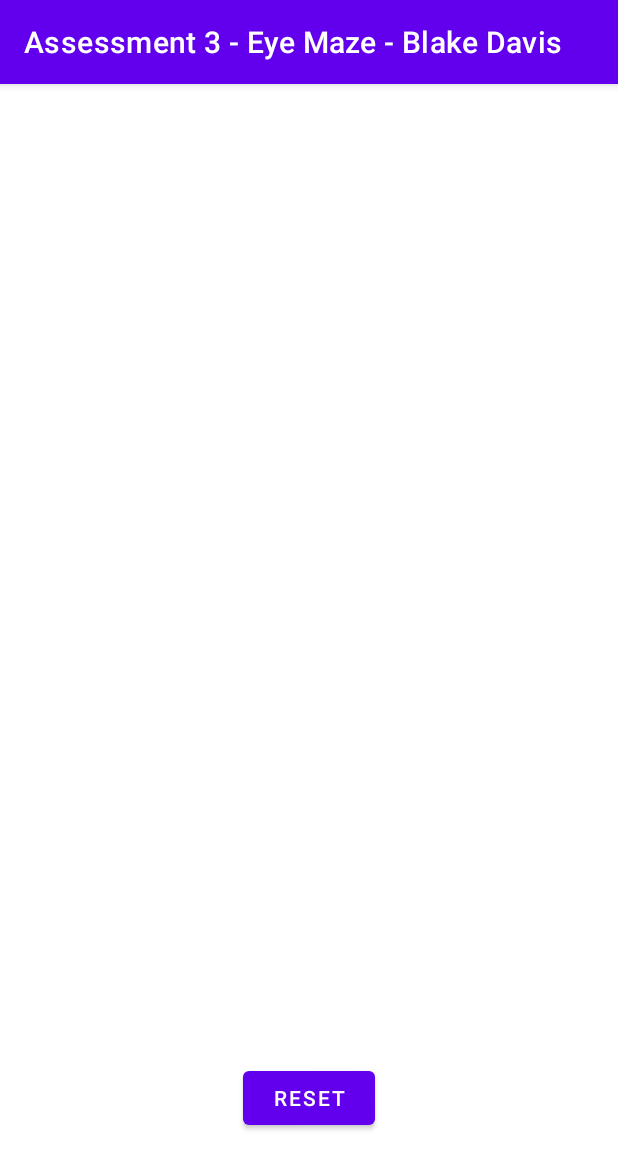
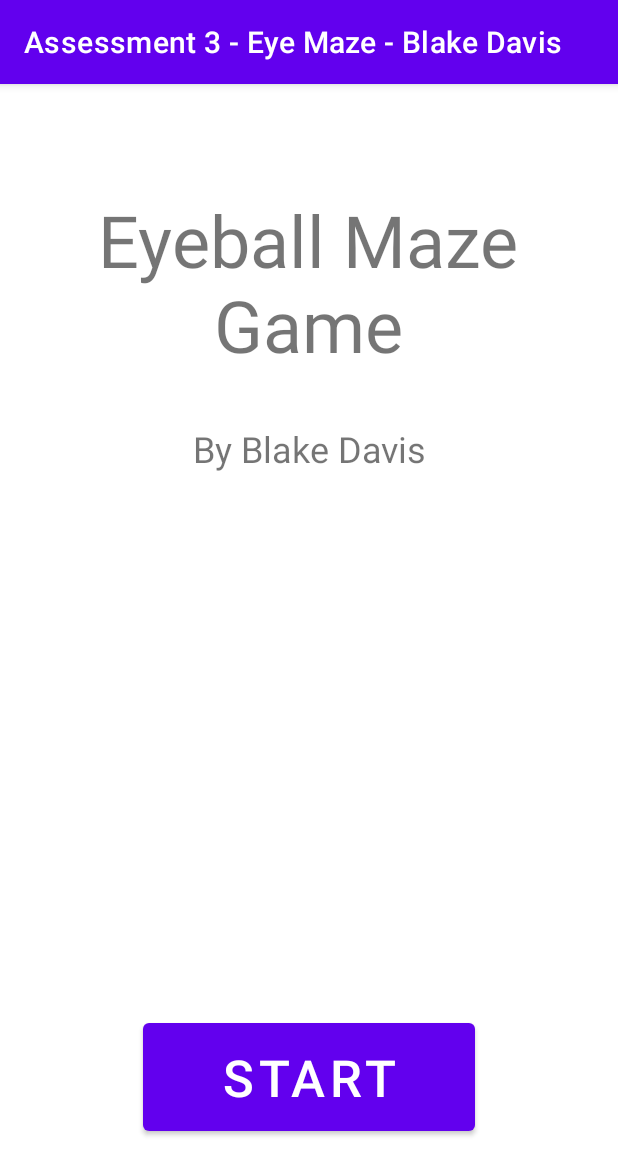
Before and after one commit to Fallen-Pie/Assessment_3_EyeMaze, an Android app: the screen it shows after launch (HomeActivity), on a phone screen of 412 x 824 dp. Shown: the top 1175 px of the screen. Run offline under Robolectric (Android 15) with nearby library versions, the phone set to English and light mode, and no system bars.

Commit message:
Final Changes

```diff
--- a/app/src/main/res/layout/activity_game.xml
+++ b/app/src/main/res/layout/activity_game.xml
@@ -37,6 +37,7 @@
         android:id="@+id/levelText"
         android:layout_width="100dp"
         android:layout_height="25dp"
+        android:textAlignment="center"
         android:textSize="16sp"
         app:layout_constraintBottom_toBottomOf="parent"
         app:layout_constraintEnd_toEndOf="parent"
@@ -49,6 +50,7 @@
         android:id="@+id/goalText"
         android:layout_width="100dp"
         android:layout_height="25dp"
+        android:textAlignment="center"
         android:textSize="16sp"
         app:layout_constraintBottom_toBottomOf="parent"
         app:layout_constraintEnd_toEndOf="parent"
@@ -76,6 +78,7 @@
         android:id="@+id/moveText"
         android:layout_width="100dp"
         android:layout_height="25dp"
+        android:textAlignment="center"
         android:textSize="16sp"
         app:layout_constraintBottom_toBottomOf="parent"
         app:layout_constraintEnd_toEndOf="parent"
--- a/app/src/main/res/layout/activity_home.xml
+++ b/app/src/main/res/layout/activity_home.xml
@@ -9,13 +9,42 @@
 
     <Button
         android:id="@+id/button"
-        android:layout_width="wrap_content"
-        android:layout_height="wrap_content"
+        android:layout_width="221dp"
+        android:layout_height="84dp"
         android:onClick="launchSecondActivity"
-        android:text="@string/reset_button"
+        android:text="@string/start_button"
+        android:textSize="34sp"
         app:layout_constraintBottom_toBottomOf="parent"
         app:layout_constraintEnd_toEndOf="parent"
         app:layout_constraintStart_toStartOf="parent"
         app:layout_constraintTop_toTopOf="parent"
         app:layout_constraintVertical_bias="0.906" />
+
+    <TextView
+        android:id="@+id/textView"
+        android:layout_width="302dp"
+        android:layout_height="138dp"
+        android:text="@string/title"
+        android:textAlignment="center"
+        android:textSize="48sp"
+        app:layout_constraintBottom_toBottomOf="parent"
+        app:layout_constraintEnd_toEndOf="parent"
+        app:layout_constraintHorizontal_bias="0.497"
+        app:layout_constraintStart_toStartOf="parent"
+        app:layout_constraintTop_toTopOf="parent"
+        app:layout_constraintVertical_bias="0.113" />
+
+    <TextView
+        android:id="@+id/textView2"
+        android:layout_width="297dp"
+        android:layout_height="43dp"
+        android:text="@string/author"
+        android:textAlignment="center"
+        android:textSize="24sp"
+        app:layout_constraintBottom_toBottomOf="parent"
+        app:layout_constraintEnd_toEndOf="parent"
+        app:layout_constraintStart_toStartOf="parent"
+        app:layout_constraintTop_toTopOf="parent"
+        app:layout_constraintVertical_bias="0.313" />
+
 </androidx.constraintlayout.widget.ConstraintLayout>
--- a/app/src/main/res/values/strings.xml
+++ b/app/src/main/res/values/strings.xml
@@ -3,11 +3,9 @@
     <string name="reset_button">Reset</string>
     <string name="start_button">Start</string>
     <string name="working">We are on the Game Page</string>
-    <!-- Strings used for fragments for navigation -->
-    <string name="first_fragment_label">First Fragment</string>
-    <string name="second_fragment_label">Second Fragment</string>
-    <string name="next">Next</string>
-    <string name="previous">Previous</string>
+    <string name="title">Eyeball
+        Maze Game</string>
+    <string name="author">By Blake Davis</string>
     <!-- Win/Loss Messages -->
     <string name="goodMove">Good Move</string>
     <string name="differentShapeColour">Cannot Move to different Shape and Colour</string>
```
Also changed, not shown: app/src/main/java/nz/ac/ara/bd/eyemaze/controller/controller.java (deleted, +0 -8 lines), app/src/main/java/nz/ac/ara/bd/eyemaze/view/GameActivity.java (+27 -27 lines).
